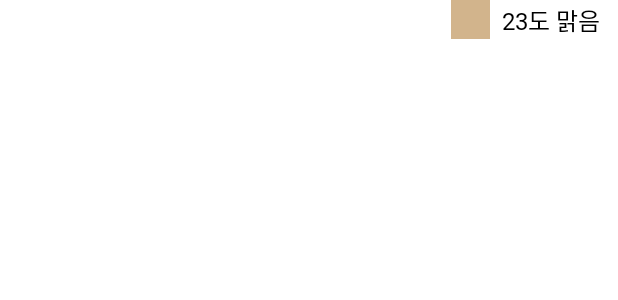
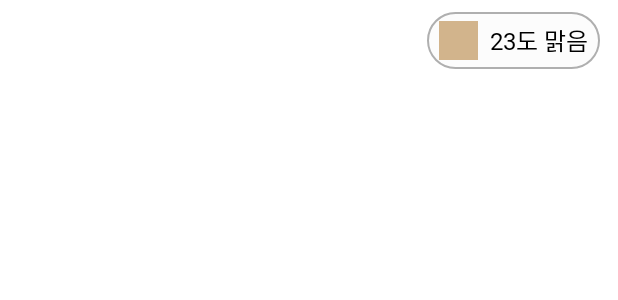
Before and after one commit to tmdgh1592/SE2022_3_3, an Android app built with Jetpack Compose: the layout fragment_main.xml on its own in the app's theme, with its tools: preview values and no code run, on a phone screen of 412 x 824 dp. Shown: the top 300 px of the screen. Run offline under Robolectric (Android 15) with nearby library versions, the light colour scheme and no system bars; Roboto replaces fonts that are not available here.

Commit message:
design: 날씨 버튼 배경 추가 related to: #12

```diff
--- a/Hanger/app/src/main/AndroidManifest.xml
+++ b/Hanger/app/src/main/AndroidManifest.xml
@@ -25,17 +25,16 @@
             android:name=".view.login.LoginActivity"
             android:exported="true"
             android:windowSoftInputMode="adjustPan">
+        </activity>
+        <activity
+            android:name="com.se.hanger.view.main.MainActivity"
+            android:exported="true">
             <intent-filter>
                 <action android:name="android.intent.action.MAIN" />
 
                 <category android:name="android.intent.category.LAUNCHER" />
             </intent-filter>
         </activity>
-        <activity
-            android:name="com.se.hanger.view.main.MainActivity"
-            android:exported="true">
-
-        </activity>
     </application>
 
 </manifest>
--- a/Hanger/app/src/main/java/com/se/hanger/view/main/MainFragment.kt
+++ b/Hanger/app/src/main/java/com/se/hanger/view/main/MainFragment.kt
@@ -10,10 +10,10 @@ import androidx.fragment.app.Fragment
 import androidx.lifecycle.LiveData
 import androidx.lifecycle.MutableLiveData
 import com.se.hanger.R
-import com.se.hanger.databinding.FragmentMainBinding
 import com.se.hanger.data.model.Weather
 import com.se.hanger.data.retrofit.RetrofitClient
 import com.se.hanger.data.retrofit.api.WeatherService
+import com.se.hanger.databinding.FragmentMainBinding
 import kotlinx.coroutines.CoroutineScope
 import kotlinx.coroutines.Dispatchers
 import kotlinx.coroutines.Job
--- /dev/null
+++ b/Hanger/app/src/main/res/drawable/ripple_round_rectangle.xml
@@ -0,0 +1,14 @@
+<?xml version="1.0" encoding="utf-8"?>
+
+<ripple xmlns:android="http://schemas.android.com/apk/res/android"
+    android:color="@color/gray500">
+    <item>
+        <shape>
+            <solid android:color="@color/gray100" />
+            <corners android:radius="20dp" />
+            <stroke
+                android:width="1dp"
+                android:color="@color/gray500" />
+        </shape>
+    </item>
+</ripple>
--- a/Hanger/app/src/main/res/layout/fragment_main.xml
+++ b/Hanger/app/src/main/res/layout/fragment_main.xml
@@ -13,14 +13,27 @@
         android:paddingHorizontal="12dp"
         tools:context=".view.main.CalendarFragment">
 
+        <LinearLayout
+            android:layout_width="wrap_content"
+            android:layout_height="wrap_content"
+            android:layout_marginTop="8dp"
+            android:background="@drawable/ripple_round_rectangle"
+            android:clickable="true"
+            android:focusable="true"
+            android:gravity="center"
+            android:orientation="horizontal"
+            android:paddingHorizontal="8dp"
+            android:paddingVertical="6dp"
+            app:layout_constraintRight_toRightOf="parent"
+            app:layout_constraintTop_toTopOf="parent">
+
+
             <ImageView
                 android:id="@+id/weather_iv"
                 android:layout_width="26dp"
+                android:layout_height="26dp"
                 android:layout_marginRight="8dp"
-            android:layout_height="26dp"
-            tools:src="@color/hazyBrown"
-            app:layout_constraintRight_toLeftOf="@+id/weather_tv"
-            app:layout_constraintTop_toTopOf="parent" />
+                tools:src="@color/hazyBrown" />
 
             <TextView
                 android:id="@+id/weather_tv"
@@ -28,10 +41,9 @@
                 android:layout_height="wrap_content"
                 android:textColor="@color/black"
                 android:textSize="16sp"
-            app:layout_constraintBottom_toBottomOf="@+id/weather_iv"
-            app:layout_constraintRight_toRightOf="parent"
-            app:layout_constraintTop_toTopOf="@+id/weather_iv"
                 tools:text="23도 맑음" />
+
+        </LinearLayout>
 
     </androidx.constraintlayout.widget.ConstraintLayout>
 </layout>
--- a/Hanger/app/src/main/res/values/colors.xml
+++ b/Hanger/app/src/main/res/values/colors.xml
@@ -13,5 +13,8 @@
     <color name="strongBrown">#987554</color>
     <color name="hyperBrown">#664229</color>
 
+    <color name="gray100">#FCFCFC</color>
+    <color name="gray500">#AFAFAF</color>
+
     <color name="loginBtnColor">#1F5BF3</color>
 </resources>
```
Lines whose indentation alone changed are shown as unchanged.
